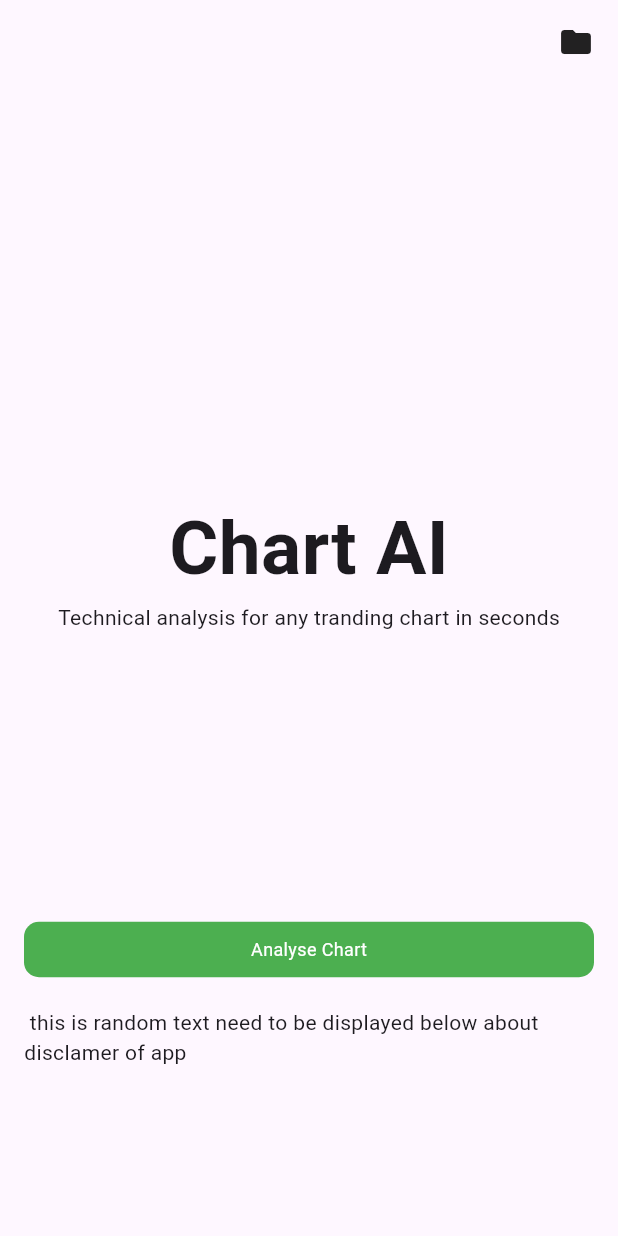
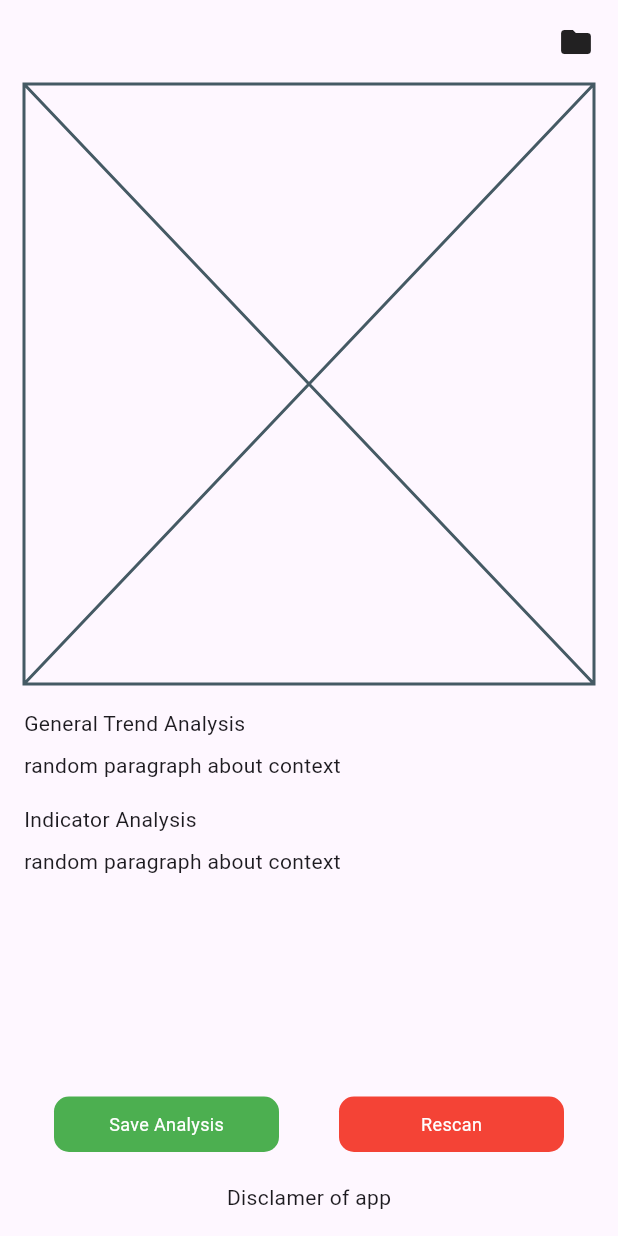
Before and after one commit to rupeshthakur-coder/flutter_repo, a Flutter app: the screen it shows after launch, on a phone screen of 412 x 824 dp. Run offline on Flutter 3.47's test engine with Material 3 defaults, Android fonts, the phone set to English and light mode, and no system bars.

Commit message:
details analysis

```diff
--- a/lib/button_card.dart
+++ b/lib/first_pages/button_card.dart
@@ -1,10 +1,21 @@
 import 'package:flutter/material.dart';
-import 'package:flutter_rapo/snack_bar.dart';
+import 'package:flutter_rapo/first_pages/snack_bar.dart';
 
 class ButtonCard extends StatelessWidget {
   final String title;
+  final String text;
   final IconData? icon;
-  const ButtonCard({super.key, required this.title, required this.icon});
+  final Color color;
+  final double width;
+
+  const ButtonCard({
+    super.key,
+    required this.title,
+    required this.text,
+    required this.icon,
+    required this.color,
+    required this.width,
+  });
 
   @override
   Widget build(BuildContext context) {
@@ -18,15 +29,18 @@ class ButtonCard extends StatelessWidget {
             ),
           ),
           builder: (BuildContext context) {
-            return const CustomSnackbar();
+            return const CustomSnackbar(
+              title: "Select Photo",
+              text: "Choose photo from your libary or take a new one",
+            );
           },
         );
       },
       child: Container(
-        width: double.infinity,
+        width: width,
         padding: const EdgeInsets.all(10),
         decoration: BoxDecoration(
-          color: Colors.green,
+          color: color,
           borderRadius: BorderRadius.circular(10),
         ),
         child: Row(
--- a/lib/chart_ai.dart
+++ b/lib/first_pages/chart_ai.dart
@@ -1,5 +1,5 @@
 import 'package:flutter/material.dart';
-import 'package:flutter_rapo/button_card.dart';
+import 'package:flutter_rapo/first_pages/button_card.dart';
 
 class ChatAi extends StatelessWidget {
   const ChatAi({super.key});
@@ -16,13 +16,9 @@ class ChatAi extends StatelessWidget {
               Row(
                 mainAxisAlignment: MainAxisAlignment.end,
                 children: [
-                  Icon(
-                    Icons.folder,
-                  )
+                  Icon(Icons.folder),
                 ],
               ),
-              Spacer(),
-              Spacer(),
               Spacer(),
               Text(
                 'Chart AI',
@@ -31,18 +27,23 @@ class ChatAi extends StatelessWidget {
                   fontSize: 50,
                 ),
               ),
-              Text('Technical analysis for any tranding chart in seconds'),
+              Text(
+                'Technical analysis for any trading chart in seconds',
+              ),
+              Spacer(),
               Spacer(),
               Spacer(),
               ButtonCard(
                 title: 'Analyse Chart',
+                text: 'Perform detailed analysis of charts and graphs.',
                 icon: null,
+                color: Colors.green,
+                width: double.infinity,
               ),
-              SizedBox(
-                height: 20,
+              Spacer(),
+              Text(
+                'This is random text that needs to be displayed below about disclaimer of the app',
               ),
-              Text(' this is random text need to be displayed below about disclamer of app  '),
-              Spacer()
             ],
           ),
         ),
--- a/lib/main.dart
+++ b/lib/main.dart
@@ -1,5 +1,5 @@
 import 'package:flutter/material.dart';
-import 'package:flutter_rapo/chart_ai.dart';
+import 'package:flutter_rapo/second_page.dart/detailed_analysis.dart';
 
 void main() {
   runApp(const MyApp());
@@ -17,7 +17,7 @@ class MyApp extends StatelessWidget {
         colorScheme: ColorScheme.fromSeed(seedColor: Colors.deepPurple),
         useMaterial3: true,
       ),
-      home: const ChatAi(),
+      home: const DetailedAnalysis(),
     );
   }
 }
--- /dev/null
+++ b/lib/second_page.dart/detailed_analysis.dart
@@ -0,0 +1,63 @@
+import 'package:flutter/material.dart';
+import 'package:flutter_rapo/first_pages/button_card.dart';
+import 'package:flutter_rapo/second_page.dart/graph_page.dart';
+
+class DetailedAnalysis extends StatelessWidget {
+  const DetailedAnalysis({super.key});
+
+  @override
+  Widget build(BuildContext context) {
+    return const Scaffold(
+      body: SafeArea(
+        child: Padding(
+            padding: EdgeInsets.all(16.0),
+            child: Column(crossAxisAlignment: CrossAxisAlignment.start, children: [
+              Row(
+                mainAxisAlignment: MainAxisAlignment.end,
+                children: [
+                  Icon(Icons.folder),
+                ],
+              ),
+              SizedBox(
+                height: 16,
+              ),
+              GraphPage(),
+              SizedBox(
+                height: 16,
+              ),
+              Text(
+                "General Trend Analysis",
+              ),
+              SizedBox(
+                height: 8,
+              ),
+              Text('random paragraph about context '),
+              SizedBox(
+                height: 16,
+              ),
+              Text("Indicator Analysis"),
+              SizedBox(
+                height: 8,
+              ),
+              Text('random paragraph about context'),
+              Spacer(),
+              Column(
+                children: [
+                  Row(
+                    mainAxisAlignment: MainAxisAlignment.spaceAround,
+                    children: [
+                      ButtonCard(title: 'Save Analysis', text: '', icon: null, color: Colors.green, width: 150),
+                      ButtonCard(title: 'Rescan', text: '', icon: null, color: Colors.red, width: 150),
+                    ],
+                  ),
+                  SizedBox(
+                    height: 20,
+                  ),
+                  Text('Disclamer of app')
+                ],
+              ),
+            ])),
+      ),
+    );
+  }
+}
--- /dev/null
+++ b/lib/second_page.dart/graph_page.dart
@@ -0,0 +1,10 @@
+import 'package:flutter/material.dart';
+
+class GraphPage extends StatelessWidget {
+  const GraphPage({super.key});
+
+  @override
+  Widget build(BuildContext context) {
+    return const Placeholder();
+  }
+}
```
Also changed, not shown: lib/first_pages/snack_bar.dart (renamed from lib/snack_bar.dart, +29 -10 lines).
